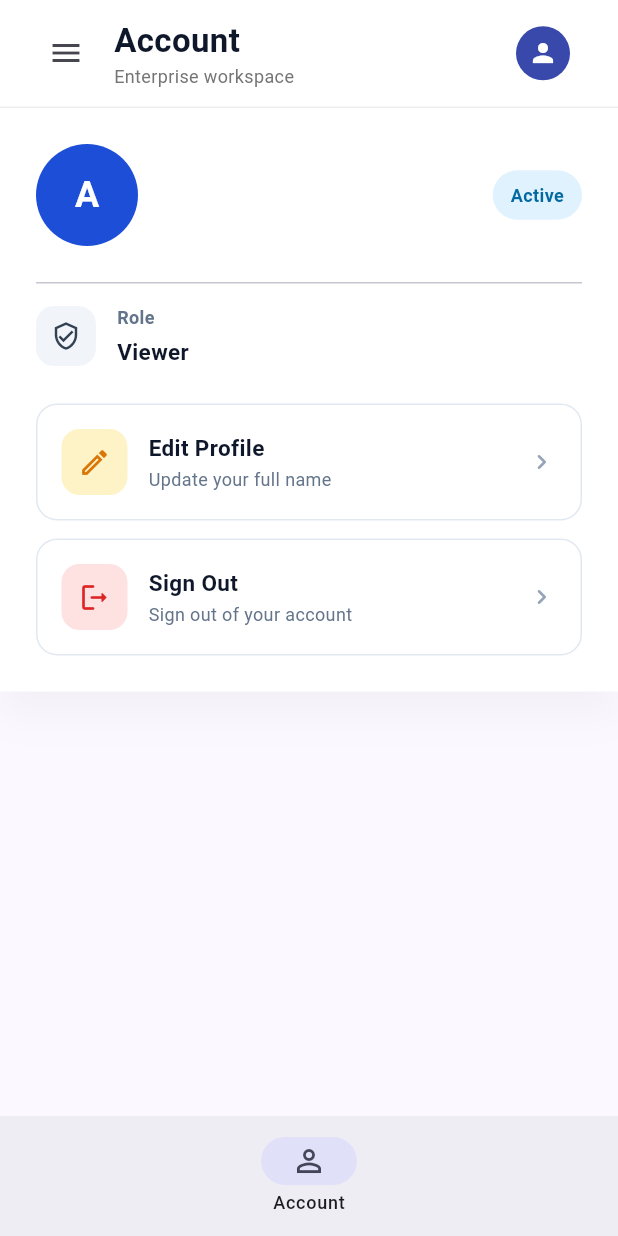
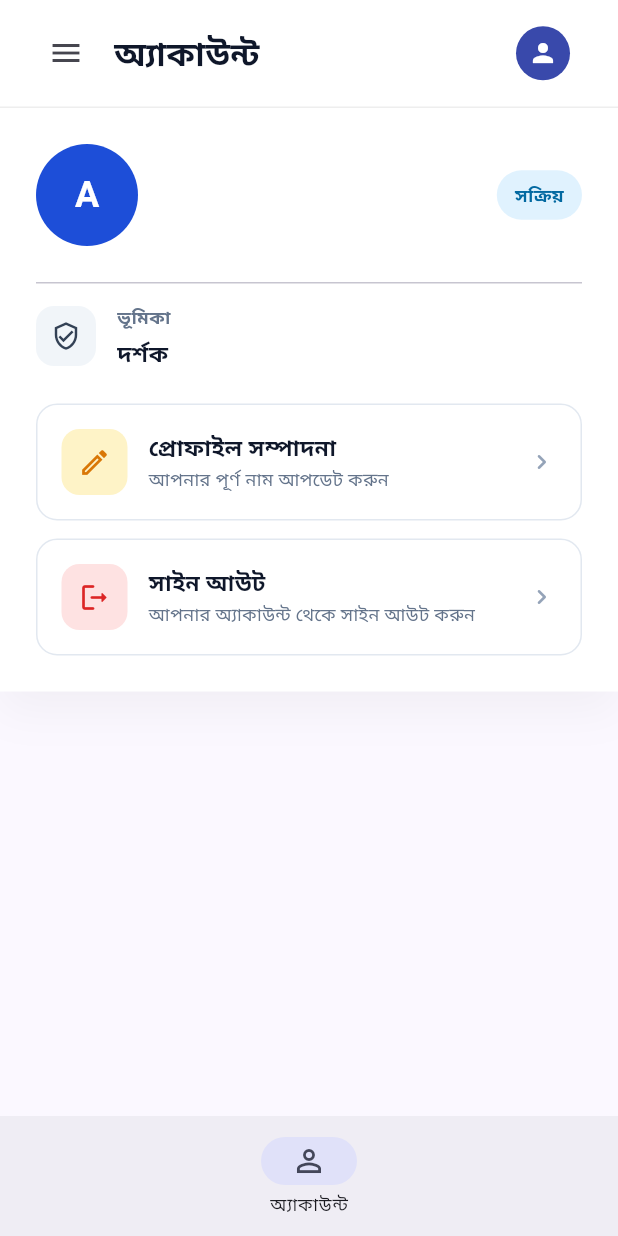
Before and after one commit to mushfiqbh/alpha-suite-erp, a Flutter app: the AccountView screen opened by its route, on a phone screen of 412 x 824 dp. Run offline on Flutter 3.47's test engine with Material 3 defaults, Android fonts, the phone set to English and light mode, and no system bars; our stand-ins replace fl_chart, flutter_riverpod, go_router, google_fonts, image_picker, package_info_plus and 1 more; missing offline and left inert: ota_update; accounts and stored records are empty; network calls fail.

Commit message:
App Shell and Account Page BN Converstion

```diff
--- a/lib/layouts/app_shell.dart
+++ b/lib/layouts/app_shell.dart
@@ -38,47 +38,47 @@ class _AppShellState extends ConsumerState<AppShell> {
 
   static const List<ShellNavItem> _sidebarItems = [
     ShellNavItem(
-      label: 'Dashboard',
+      label: 'ড্যাশবোর্ড',
       icon: Icons.dashboard_outlined,
       route: AppRoutes.dashboard,
     ),
     ShellNavItem(
-      label: 'Customers',
+      label: 'গ্রাহক',
       icon: Icons.groups_rounded,
       route: AppRoutes.customers,
     ),
     ShellNavItem(
-      label: 'Products',
+      label: 'পণ্য',
       icon: Icons.inventory_2_rounded,
       route: AppRoutes.products,
     ),
     ShellNavItem(
-      label: 'Sales',
+      label: 'বিক্রয়',
       icon: Icons.point_of_sale_outlined,
       route: AppRoutes.sales,
     ),
     ShellNavItem(
-      label: 'Manager',
+      label: 'ব্যবস্থাপনা',
       icon: Icons.badge_outlined,
       route: AppRoutes.hr,
     ),
     ShellNavItem(
-      label: 'Attendance',
+      label: 'উপস্থিতি',
       icon: Icons.calendar_today_rounded,
       route: AppRoutes.hrAttendanceMark,
     ),
     ShellNavItem(
-      label: 'Access Requests',
+      label: 'অ্যাক্সেস অনুরোধ',
       icon: Icons.verified_user_outlined,
       route: AppRoutes.accessRequests,
     ),
     ShellNavItem(
-      label: 'Users',
+      label: 'ব্যবহারকারী',
       icon: Icons.manage_accounts_outlined,
       route: AppRoutes.users,
     ),
     ShellNavItem(
-      label: 'Account',
+      label: 'অ্যাকাউন্ট',
       icon: Icons.person_outline,
       route: AppRoutes.account,
     ),
@@ -86,37 +86,37 @@ class _AppShellState extends ConsumerState<AppShell> {
 
   static const List<ShellNavItem> _mobileNavItems = [
     ShellNavItem(
-      label: 'Home',
+      label: 'হোম',
       icon: Icons.dashboard_outlined,
       route: AppRoutes.dashboard,
     ),
     ShellNavItem(
-      label: 'Manager',
+      label: 'ব্যবস্থাপনা',
       icon: Icons.badge_outlined,
       route: AppRoutes.hr,
     ),
     ShellNavItem(
-      label: 'Products',
+      label: 'পণ্য',
       icon: Icons.inventory_2_rounded,
       route: AppRoutes.products,
     ),
     ShellNavItem(
-      label: 'POS',
+      label: 'পিওএস',
       icon: Icons.groups_rounded,
       route: AppRoutes.pos,
     ),
     ShellNavItem(
-      label: 'Sales',
+      label: 'বিক্রয়',
       icon: Icons.point_of_sale_outlined,
       route: AppRoutes.sales,
     ),
     ShellNavItem(
-      label: 'Attendance',
+      label: 'উপস্থিতি',
       icon: Icons.calendar_today_rounded,
       route: AppRoutes.hrAttendanceMark,
     ),
     ShellNavItem(
-      label: 'Account',
+      label: 'অ্যাকাউন্ট',
       icon: Icons.person_outline,
       route: AppRoutes.account,
     ),
@@ -142,35 +142,35 @@ class _AppShellState extends ConsumerState<AppShell> {
   String _pageTitleFor(String currentLocation) {
     switch (currentLocation) {
       case AppRoutes.dashboard:
-        return 'Dashboard';
+        return 'ড্যাশবোর্ড';
       case AppRoutes.inventory:
-        return 'Inventory';
+        return 'ইনভেন্টরি';
       case AppRoutes.sales:
-        return 'Sales';
+        return 'বিক্রয়';
       case AppRoutes.pos:
-        return 'Point of Sale';
+        return 'পয়েন্ট অফ সেল';
       case AppRoutes.customers:
-        return 'Customers';
+        return 'গ্রাহক';
       case AppRoutes.customerNew:
-        return 'New Customer';
+        return 'নতুন গ্রাহক';
       case AppRoutes.products:
-        return 'Product Catalogue';
+        return 'পণ্য তালিকা';
       case AppRoutes.productNew:
-        return 'New Product';
+        return 'নতুন পণ্য';
       case AppRoutes.hr:
-        return 'Management';
+        return 'ব্যবস্থাপনা';
       case AppRoutes.hrEmployeeNew:
-        return 'Employee Details';
+        return 'কর্মচারীর বিবরণ';
       case AppRoutes.hrAttendanceMark:
-        return 'Mark Attendance';
+        return 'উপস্থিতি নিন';
       case AppRoutes.accessRequests:
-        return 'Access Requests';
+        return 'অ্যাক্সেস অনুরোধ';
       case AppRoutes.users:
-        return 'User Management';
+        return 'ব্যবহারকারী ব্যবস্থাপনা';
       case AppRoutes.account:
-        return 'Account';
+        return 'অ্যাকাউন্ট';
       default:
-        return 'Workspace';
+        return 'ওয়ার্কস্পেস';
     }
   }
 
@@ -213,18 +213,18 @@ class _AppShellState extends ConsumerState<AppShell> {
       (item) => item.route == currentLocation,
     );
 
-    String roleAbbreviation = 'VW';
-    String roleLabel = 'Viewer';
+    String roleAbbreviation = 'ভি';
+    String roleLabel = 'দর্শক';
     if (role != null) {
       roleLabel = role.label;
       if (role == UserRole.admin) {
-        roleAbbreviation = 'AD';
+        roleAbbreviation = 'এডি';
       } else if (role == UserRole.operations) {
-        roleAbbreviation = 'OP';
+        roleAbbreviation = 'অপি';
       } else if (role == UserRole.sales) {
-        roleAbbreviation = 'SL';
+        roleAbbreviation = 'সা';
       } else if (role == UserRole.hr) {
-        roleAbbreviation = 'HR';
+        roleAbbreviation = 'এইচআর';
       }
     }
 
@@ -359,8 +359,10 @@ class _TopBar extends StatelessWidget {
         children: [
           IconButton(
             tooltip: isDesktop
-                ? (isSidebarCollapsed ? 'Expand left panel' : 'Hide left panel')
-                : 'Open navigation',
+                ? (isSidebarCollapsed
+                      ? 'বাম প্যানেল বড় করুন'
+                      : 'বাম প্যানেল লুকান')
+                : 'নেভিগেশন খুলুন',
             onPressed: onMenuPressed,
             icon: Icon(
               isDesktop
@@ -381,10 +383,6 @@ class _TopBar extends StatelessWidget {
                   color: Color(0xFF0F172A),
                 ),
               ),
-              Text(
-                'Enterprise workspace',
-                style: TextStyle(fontSize: 12, color: Colors.grey.shade600),
-              ),
             ],
           ),
           const Spacer(),
@@ -399,7 +397,7 @@ class _TopBar extends StatelessWidget {
               ),
               child: TextField(
                 decoration: InputDecoration(
-                  hintText: 'Search products, SKU or category...',
+                  hintText: 'পণ্য, SKU অথবা ক্যাটাগরি অনুসন্ধান...',
                   hintStyle: TextStyle(
                     fontSize: 14,
                     color: Colors.grey.shade500,
@@ -423,7 +421,7 @@ class _TopBar extends StatelessWidget {
           const SizedBox(width: 12),
           if (isDesktop)
             PopupMenuButton<String>(
-              tooltip: 'Account actions',
+              tooltip: 'অ্যাকাউন্ট অপশন',
               onSelected: (value) async {
                 if (value == 'account') {
                   onAccountPressed();
@@ -433,8 +431,11 @@ class _TopBar extends StatelessWidget {
                 }
               },
               itemBuilder: (context) => const [
-                PopupMenuItem<String>(value: 'account', child: Text('Account')),
-                PopupMenuItem<String>(value: 'logout', child: Text('Sign out')),
+                PopupMenuItem<String>(
+                  value: 'account',
+                  child: Text('অ্যাকাউন্ট'),
+                ),
+                PopupMenuItem<String>(value: 'logout', child: Text('সাইন আউট')),
               ],
               child: Icon(Icons.more_vert, color: Colors.grey.shade600),
             ),
@@ -516,7 +517,7 @@ class _SidebarPanel extends StatelessWidget {
                       crossAxisAlignment: CrossAxisAlignment.start,
                       children: [
                         Text(
-                          'Alpha Suite Pro',
+                          'আলফা স্যুট প্রো',
                           style: TextStyle(
                             fontSize: 18,
                             fontWeight: FontWeight.w700,
@@ -524,7 +525,7 @@ class _SidebarPanel extends StatelessWidget {
                           ),
                         ),
                         const Text(
-                          'Enterprise admin console',
+                          'এন্টারপ্রাইজ অ্যাডমিন কনসোল',
                           style: TextStyle(
                             fontSize: 11,
                             letterSpacing: 0.4,
@@ -536,7 +537,7 @@ class _SidebarPanel extends StatelessWidget {
                   ),
                   if (onToggleCollapse != null)
                     IconButton(
-                      tooltip: 'Hide left panel',
+                      tooltip: 'বাম প্যানেল লুকান',
                       onPressed: onToggleCollapse,
                       icon: const Icon(Icons.chevron_left),
                     ),
@@ -558,7 +559,7 @@ class _SidebarPanel extends StatelessWidget {
                         ),
                         const SizedBox(height: 4),
                         IconButton(
-                          tooltip: 'Expand left panel',
+                          tooltip: 'বাম প্যানেল বড় করুন',
                           onPressed: onToggleCollapse,
                           icon: const Icon(Icons.chevron_right),
                         ),
@@ -608,7 +609,7 @@ class _SidebarPanel extends StatelessWidget {
                       _UpdateStatusIcon(status: updateState.status),
                       const SizedBox(height: 4),
                       IconButton(
-                        tooltip: 'Sign out',
+                        tooltip: 'সাইন আউট',
                         onPressed: onLogout,
                         icon: Icon(
                           Icons.logout_rounded,
--- a/lib/screens/account/account_view.dart
+++ b/lib/screens/account/account_view.dart
@@ -17,9 +17,9 @@ class AccountView extends ConsumerWidget {
     final authState = ref.watch(authProvider);
     final currentUser = Supabase.instance.client.auth.currentUser;
     final userName = currentUser?.userMetadata?['full_name'] as String?;
-    final email = currentUser?.email ?? 'No email available';
+    final email = currentUser?.email ?? 'ইমেইল নেই';
     final role = authState.role;
-    final roleLabel = role?.label ?? 'Viewer';
+    final roleLabel = role?.label ?? 'দর্শক';
     final avatarUrl = authState.avatarUrl;
     final initials = email.isNotEmpty ? email[0].toUpperCase() : 'A';
 
@@ -42,7 +42,7 @@ class AccountView extends ConsumerWidget {
             borderRadius: BorderRadius.circular(16),
           ),
           title: const Text(
-            'Edit Profile',
+            'প্রোফাইল সম্পাদনা',
             style: TextStyle(
               fontSize: 18,
               fontWeight: FontWeight.w700,
@@ -121,7 +121,7 @@ class AccountView extends ConsumerWidget {
                       initialValue: email,
                       readOnly: true,
                       decoration: InputDecoration(
-                        labelText: 'Email',
+                        labelText: 'ইমেইল',
                         prefixIcon: const Icon(Icons.email_outlined, size: 20),
                         filled: true,
                         fillColor: const Color(0xFFF1F5F9),
@@ -143,8 +143,8 @@ class AccountView extends ConsumerWidget {
                       controller: nameController,
                       autofocus: true,
                       decoration: InputDecoration(
-                        labelText: 'Full Name',
-                        hintText: 'Enter your full name',
+                        labelText: 'পূর্ণ নাম',
+                        hintText: 'আপনার পূর্ণ নাম লিখুন',
                         prefixIcon: const Icon(Icons.person_outline, size: 20),
                         filled: true,
                         fillColor: const Color(0xFFF8FAFC),
@@ -170,7 +170,7 @@ class AccountView extends ConsumerWidget {
                       ),
                       validator: (value) {
                         if (value == null || value.trim().isEmpty) {
-                          return 'Name is required';
+                          return 'নাম আবশ্যক';
                         }
                         return null;
                       },
@@ -181,8 +181,8 @@ class AccountView extends ConsumerWidget {
                       controller: phoneController,
                       keyboardType: TextInputType.phone,
                       decoration: InputDecoration(
-                        labelText: 'Phone Number',
-                        hintText: 'Enter your phone number',
+                        labelText: 'ফোন নম্বর',
+                        hintText: 'আপনার ফোন নম্বর লিখুন',
                         prefixIcon: const Icon(Icons.phone_outlined, size: 20),
                         filled: true,
                         fillColor: const Color(0xFFF8FAFC),
@@ -216,7 +216,7 @@ class AccountView extends ConsumerWidget {
             TextButton(
               onPressed: () => Navigator.of(modalContext).pop(),
               child: Text(
-                'Cancel',
+                'বাতিল',
                 style: TextStyle(
                   color: const Color(0xFF64748B),
                   fontWeight: FontWeight.w600,
@@ -266,7 +266,7 @@ class AccountView extends ConsumerWidget {
                           color: Colors.white,
                         ),
                       )
-                    : const Text('Save'),
+                    : const Text('সংরক্ষণ'),
               ),
             ),
           ],
@@ -326,7 +326,7 @@ class AccountView extends ConsumerWidget {
                                   crossAxisAlignment: CrossAxisAlignment.start,
                                   children: [
                                     Text(
-                                      userName ?? 'User',
+                                      userName ?? 'ব্যবহারকারী',
                                       style: const TextStyle(
                                         fontSize: 18,
                                         fontWeight: FontWeight.w700,
@@ -355,7 +355,7 @@ class AccountView extends ConsumerWidget {
                                   borderRadius: BorderRadius.circular(999),
                                 ),
                                 child: const Text(
-                                  'Active',
+                                  'সক্রিয়',
                                   style: TextStyle(
                                     fontSize: 12,
                                     fontWeight: FontWeight.w600,
@@ -370,7 +370,7 @@ class AccountView extends ConsumerWidget {
                           const SizedBox(height: 14),
                           _DetailRow(
                             icon: Icons.verified_user_outlined,
-                            title: 'Role',
+                            title: 'ভূমিকা',
                             value: roleLabel,
                           ),
                           const SizedBox(height: 24),
@@ -378,8 +378,8 @@ class AccountView extends ConsumerWidget {
                             icon: Icons.edit_outlined,
                             iconColor: const Color(0xFFD97706),
                             iconBgColor: const Color(0xFFFEF3C7),
-                            title: 'Edit Profile',
-                            subtitle: 'Update your full name',
+                            title: 'প্রোফাইল সম্পাদনা',
+                            subtitle: 'আপনার পূর্ণ নাম আপডেট করুন',
                             onTap: () => showEditProfileModal(context, ref),
                           ),
                           if (role == UserRole.operations ||
@@ -390,8 +390,8 @@ class AccountView extends ConsumerWidget {
                               icon: Icons.calendar_today_rounded,
                               iconColor: const Color(0xFF4F46E5),
                               iconBgColor: const Color(0xFFEEF2FF),
-                              title: 'Mark Attendance',
-                              subtitle: 'Record or update your own attendance',
+                              title: 'উপস্থিতি নিন',
+                              subtitle: 'আপনার উপস্থিতি রেকর্ড বা আপডেট করুন',
                               onTap: () =>
                                   context.go(AppRoutes.hrAttendanceMark),
                             ),
@@ -402,8 +402,9 @@ class AccountView extends ConsumerWidget {
                               icon: Icons.verified_user_outlined,
                               iconColor: const Color(0xFF7C3AED),
                               iconBgColor: const Color(0xFFEDE9FE),
-                              title: 'Access Requests',
-                              subtitle: 'Review and manage role requests',
+                              title: 'অ্যাক্সেস অনুরোধ',
+                              subtitle:
+                                  'ভূমিকা অনুরোধ পর্যালোচনা ও ব্যবস্থাপনা',
                               onTap: () => context.go(AppRoutes.accessRequests),
                             ),
                             const SizedBox(height: 12),
@@ -411,8 +412,9 @@ class AccountView extends ConsumerWidget {
                               icon: Icons.people_outlined,
                               iconColor: const Color(0xFF059669),
                               iconBgColor: const Color(0xFFD1FAE5),
-                              title: 'Manage Users',
-                              subtitle: 'View and manage system users',
+                              title: 'ব্যবহারকারী ব্যবস্থাপনা',
+                              subtitle:
+                                  'সিস্টেম ব্যবহারকারী দেখুন ও ব্যবস্থাপনা করুন',
                               onTap: () => context.go(AppRoutes.users),
                             ),
                           ],
@@ -421,8 +423,8 @@ class AccountView extends ConsumerWidget {
                             icon: Icons.logout_rounded,
                             iconColor: const Color(0xFFDC2626),
                             iconBgColor: const Color(0xFFFEE2E2),
-                            title: 'Sign Out',
-                            subtitle: 'Sign out of your account',
+                            title: 'সাইন আউট',
+                            subtitle: 'আপনার অ্যাকাউন্ট থেকে সাইন আউট করুন',
                             onTap: authState.isLoading
                                 ? null
                                 : () async {
--- a/lib/widgets/sales_chart.dart
+++ b/lib/widgets/sales_chart.dart
@@ -52,7 +52,7 @@ class _SalesChartWidgetState extends ConsumerState<SalesChartWidget> {
                 crossAxisAlignment: CrossAxisAlignment.start,
                 children: [
                   Text(
-                    'Sales Performance',
+                    'বিক্রয় কর্মক্ষমতা',
                     style: GoogleFonts.poppins(
                       fontSize: 20,
                       fontWeight: FontWeight.w500,
@@ -62,7 +62,7 @@ class _SalesChartWidgetState extends ConsumerState<SalesChartWidget> {
                   ),
                   const SizedBox(height: 2),
                   Text(
-                    'Monthly revenue and growth trends',
+                    'মাসিক আয় ও প্রবৃদ্ধির ধারা',
                     style: GoogleFonts.inter(
                       fontSize: 13,
                       fontWeight: FontWeight.w400,
@@ -74,8 +74,8 @@ class _SalesChartWidgetState extends ConsumerState<SalesChartWidget> {
               Row(
                 children: _ChartRange.values.map((range) {
                   final label = range == _ChartRange.yearly
-                      ? 'YEARLY'
-                      : 'MONTHLY';
+                      ? 'বার্ষিক'
+                      : 'মাসিক';
                   final isActive = _activeRange == range;
                   return GestureDetector(
                     onTap: () => setState(() => _activeRange = range),
@@ -123,7 +123,7 @@ class _SalesChartWidgetState extends ConsumerState<SalesChartWidget> {
               height: 220,
               child: Center(
                 child: Text(
-                  'Unable to load sales data',
+                  'বিক্রয় তথ্য লোড করা যায়নি',
                   style: GoogleFonts.inter(
                     fontSize: 13,
                     color: const Color(0xFF464555),
@@ -156,7 +156,7 @@ class _ChartBody extends StatelessWidget {
         height: 220,
         child: Center(
           child: Text(
-            'No sales recorded yet',
+            'এখনো কোনো বিক্রয় রেকর্ড করা হয়নি',
             style: GoogleFonts.inter(
               fontSize: 13,
               color: const Color(0xFF464555),
@@ -340,7 +340,7 @@ _ChartSeries _aggregateLast30Days(List<SalesOrderRecord> orders) {
   final now = DateTime.now();
   // Four roughly 7-day buckets: 21-30d, 14-21d, 7-14d, 0-7d.
   final buckets = List<double>.filled(4, 0);
-  final labels = <String>['Wk 1', 'Wk 2', 'Wk 3', 'Wk 4'];
+  final labels = <String>['সপ্তাহ ১', 'সপ্তাহ ২', 'সপ্তাহ ৩', 'সপ্তাহ ৪'];
 
   for (final order in orders) {
     final diff = now.difference(order.orderDate).inDays;
@@ -366,18 +366,18 @@ _ChartSeries _aggregateLast30Days(List<SalesOrderRecord> orders) {
 
 String _monthAbbr(int month) {
   const names = <String>[
-    'Jan',
-    'Feb',
-    'Mar',
-    'Apr',
-    'May',
-    'Jun',
-    'Jul',
-    'Aug',
-    'Sep',
-    'Oct',
-    'Nov',
-    'Dec',
+    'জানু',
+    'ফেব্রু',
+    'মার্চ',
+    'এপ্রি',
+    'মে',
+    'জুন',
+    'জুলা',
+    'আগ',
+    'সেপ্টে',
+    'অক্টো',
+    'নভে',
+    'ডিসে',
   ];
   return names[(month - 1).clamp(0, 11)];
 }
```
